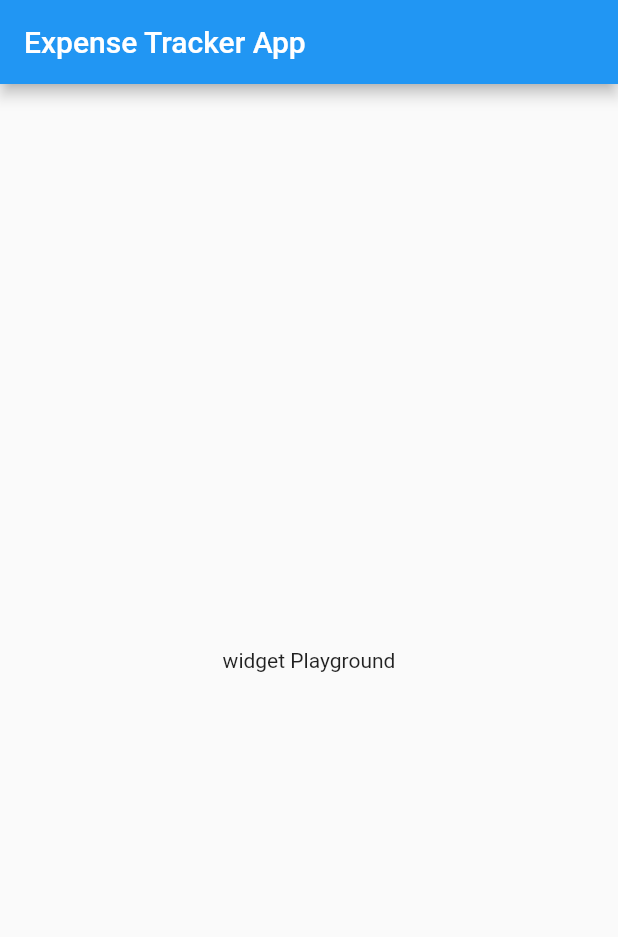
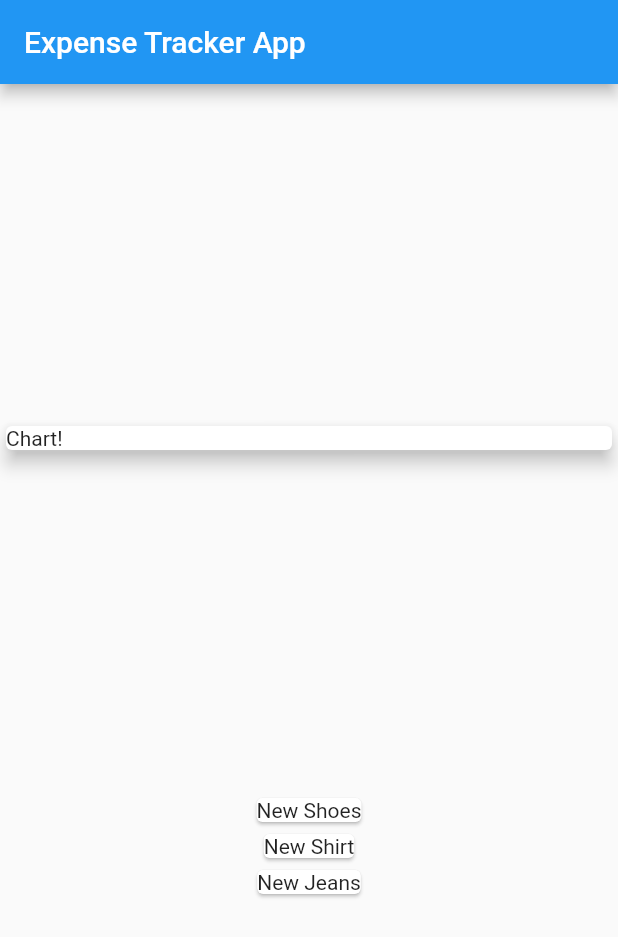
Before and after one commit to arshrangi/flutter_expense_tracker, a Flutter app: the screen it shows after launch, on a phone screen of 412 x 824 dp. Shown: the top 937 px of the screen. Run offline on Flutter 3.47's test engine with Material 2 defaults, Android fonts, the phone set to English and light mode, and no system bars.

Commit message:
add basic layout and transaction model

```diff
--- a/lib/main.dart
+++ b/lib/main.dart
@@ -1,4 +1,6 @@
 import 'package:flutter/material.dart';
+
+import 'model/transaction.dart';
 
 void main() => runApp(MyApp());
 
@@ -13,14 +15,36 @@ class MyApp extends StatelessWidget {
 }
 
 class MyHomePage extends StatelessWidget {
+  final List<Transaction> transactions = [
+    Transaction(
+        id: 't1', title: 'New Shoes', amount: 45.89, date: DateTime.now()),
+    Transaction(
+        id: 't2', title: 'New Shirt', amount: 25.39, date: DateTime.now()),
+    Transaction(
+        id: 't3', title: 'New Jeans', amount: 75.89, date: DateTime.now()),
+  ];
   @override
   Widget build(BuildContext context) {
     return Scaffold(
       appBar: AppBar(
         title: Text('Expense Tracker App'),
       ),
-      body: Center(
-        child: Text('widget Playground'),
+      body: Column(
+        mainAxisAlignment: MainAxisAlignment.spaceEvenly,
+        children: <Widget>[
+          Container(
+            width: double.infinity,
+            child: Card(
+              child: Text('Chart!'),
+              elevation: 5,
+            ),
+          ),
+          Column(
+            children: transactions.map((tx) {
+              return Card(child: Text(tx.title));
+            }).toList(),
+          )
+        ],
       ),
     );
   }
--- /dev/null
+++ b/lib/model/transaction.dart
@@ -0,0 +1,14 @@
+import 'package:flutter/foundation.dart';
+
+class Transaction {
+  final String id;
+  final String title;
+  final double amount;
+  final DateTime date;
+
+  Transaction(
+      {@required this.id,
+      @required this.title,
+      @required this.amount,
+      @required this.date});
+}
```
